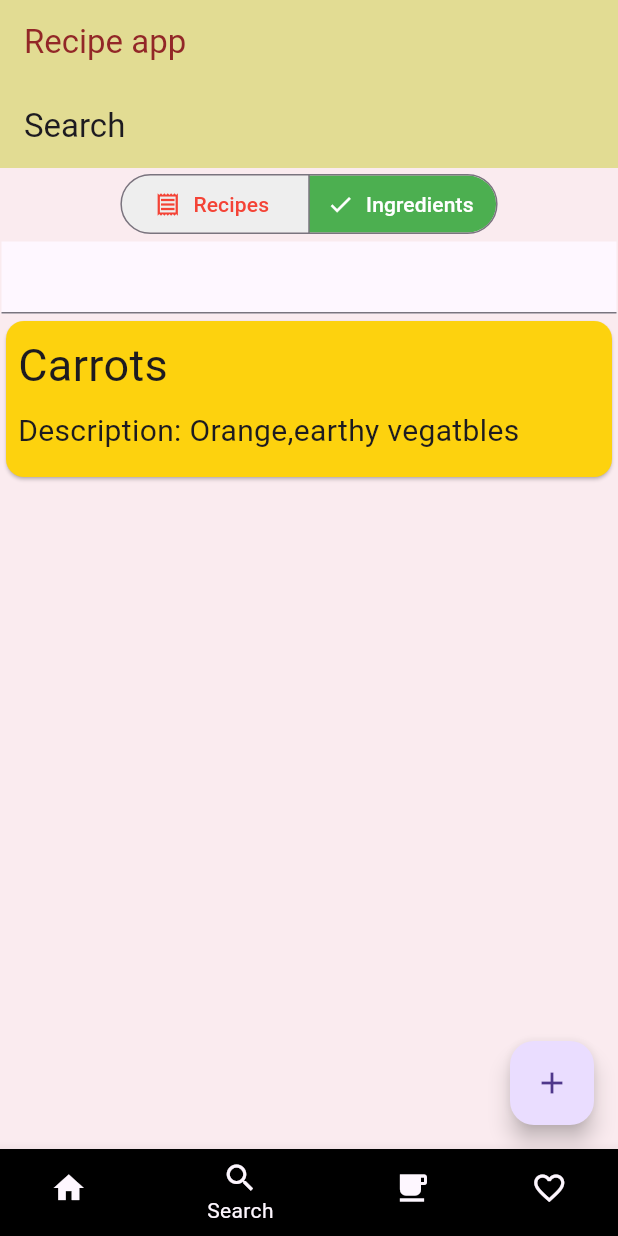
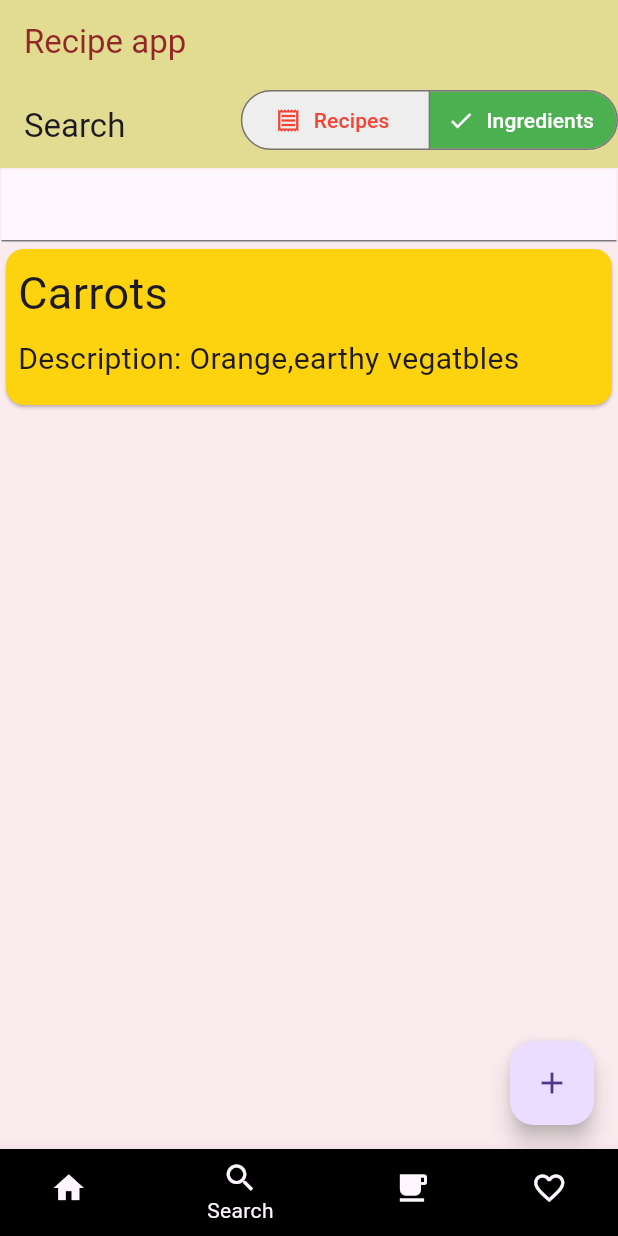
Before and after one commit to Sacolith/recipe_app, a Flutter app: the screen it shows after launch, item 2 of the bottom bar chosen, after a tap on "Ingredients", on a phone screen of 412 x 824 dp. Run offline on Flutter 3.47's test engine with Material 3 defaults, Android fonts, the phone set to English and light mode, and no system bars; our stand-ins replace hive, hive_flutter; accounts and stored records are empty.

Commit message:
cleaned up and optimized code

```diff
--- /dev/null
+++ b/lib/constants/build_card_with_size.dart
@@ -0,0 +1,21 @@
+import 'package:flutter/material.dart';
+import 'package:recipe_app/models/ingredient.dart';
+import 'package:recipe_app/models/recipe.dart';
+import 'package:recipe_app/widget/ingredient_card_info.dart';
+import 'package:recipe_app/widget/recipe_cardinfo.dart';
+
+Widget buildCardWithSizeIngred(BuildContext context, Ingredient ingredient) {
+    return SizedBox(
+      height: MediaQuery.of(context).size.height*0.5,
+      width: MediaQuery.of(context).size.width * 0.5,
+      child: IngredientCardInfo(ingredient:ingredient),
+    );
+  }
+
+   Widget buildCardWithSizeRec(BuildContext context, Recipe recipe) {
+    return SizedBox(
+      height: MediaQuery.of(context).size.height*0.5,
+      width: MediaQuery.of(context).size.width * 0.5,
+      child: RecipeCardinfo(recipe:recipe),
+    );
+  }
--- a/lib/screens/home_screen.dart
+++ b/lib/screens/home_screen.dart
@@ -3,6 +3,7 @@ import 'package:recipe_app/provider/ingredient_provider.dart';
 import 'package:recipe_app/provider/recipe_provider.dart';
 import 'package:recipe_app/screens/ingredients_screen.dart';
 import 'package:recipe_app/screens/recipies_screen.dart';
+import 'package:recipe_app/widget/segbutton.dart';
 
 class HomeScreen extends StatefulWidget{
   const HomeScreen({
@@ -16,7 +17,7 @@ class HomeScreen extends StatefulWidget{
 class _HomeState extends State<HomeScreen>{
   late List rec;
   late List ing;
-  LType changeDisplay=LType.recipies;
+  Searchtype changeDisplay= Searchtype.recipes;
 
 
 @override
@@ -30,29 +31,15 @@ void initState(){
     return Scaffold(
       appBar: AppBar(
         actions: [
-         SegmentedButton<LType>(
-          segments: const<ButtonSegment<LType>>[
-          ButtonSegment<LType>(
-            value: LType.recipies,
-            label: Text('Recipies'),
-            icon: Icon(Icons.receipt)
-          ),
-          ButtonSegment<LType>(
-            value: LType.ingredients,
-            label: Text('Ingredients'),
-            icon: Icon(Icons.food_bank)
-             ),
-         ],
-          selected: <LType>{changeDisplay},
-         onSelectionChanged: (Set<LType> newSelection){
-          setState(() {
-            changeDisplay= newSelection.first;
-          });
-         },
-         )
+         Segbutton(selectedSearchType: changeDisplay,
+          onSelectionChanged: (Searchtype newtype){
+            setState(() {
+              changeDisplay=newtype;
+            });
+          })
       ],) ,
 
-body: changeDisplay== LType.recipies
+body: changeDisplay== Searchtype.recipes
   ?const Stack(
     children: [
       RecipeScreen()
@@ -65,4 +52,3 @@ body: changeDisplay== LType.recipies
     );
   }
 }
-enum LType{recipies,ingredients}
--- a/lib/screens/ingredients_screen.dart
+++ b/lib/screens/ingredients_screen.dart
@@ -1,9 +1,11 @@
 import 'package:flutter/material.dart';
 import 'package:hive/hive.dart';
-import 'package:recipe_app/design/colors.dart';
+import 'package:recipe_app/constants/build_card_with_size.dart';
 import 'package:recipe_app/models/ingredient.dart';
 import 'package:recipe_app/services/ingredient_service.dart';
 import 'package:recipe_app/services/state_service.dart';
+import 'package:recipe_app/widget/ingredient_card_info.dart';
+
 
 class IngredientsScreen extends StatefulWidget{
  const IngredientsScreen({super.key});
@@ -31,7 +33,7 @@ class IngredientState extends State<IngredientsScreen>{
        return GestureDetector(
     child: Hero(
       tag: 'Ingredient-card-${ingredients.id}',
-      child: _cardInfo(ingredients),
+      child: IngredientCardInfo(ingredient:ingredients),
       ),
      onTap: () => Navigator.of(context).push(
               MaterialPageRoute(
@@ -66,39 +68,13 @@ class I_Card extends StatelessWidget{
           flightShuttleBuilder: (flightContext, animation, flightDirection, fromHeroContext, toHeroContext) {
             return ScaleTransition(
               scale:animation.drive(Tween<double>(begin: 1.0, end: 1.1).chain(CurveTween(curve: Curves.easeInOut))),
-              child: _cardInfo(ingredient),
+              child: IngredientCardInfo(ingredient:ingredient),
 
                );
           } ,
-          child: _buildCardWithSize(context,ingredient),
+          child: buildCardWithSizeIngred(context,ingredient),
           ),
         ),
      );
   }
 }
-
-Widget _buildCardWithSize(BuildContext context, Ingredient ingredient) {
-    return SizedBox(
-      height: MediaQuery.of(context).size.height*0.5,
-      width: MediaQuery.of(context).size.width * 0.5,
-      child: _cardInfo(ingredient),
-    );
-  }
-
-Widget _cardInfo(Ingredient ingredient) {
-  return Card(
-    color: Cols.cyber_yellow,
-    child: Padding(
-      padding: const EdgeInsets.all(8.0),
-      child: Column(
-        crossAxisAlignment: CrossAxisAlignment.start,
-        children: [
-          Text(ingredient.name, style: const TextStyle(fontSize: 30)),
-          const SizedBox(height: 8),
-          Text('Description: ${ingredient.description}',style: const TextStyle(fontSize: 20),),
-          const SizedBox(height: 8),
-        ],
-      ),
-    ),
-  );
-}
--- a/lib/screens/recipies_screen.dart
+++ b/lib/screens/recipies_screen.dart
@@ -1,9 +1,10 @@
 import 'package:flutter/material.dart';
 import 'package:hive/hive.dart';
-import 'package:recipe_app/design/colors.dart';
+import 'package:recipe_app/constants/build_card_with_size.dart';
 import 'package:recipe_app/models/recipe.dart';
 import 'package:recipe_app/services/recipe_service.dart';
 import 'package:recipe_app/services/state_service.dart';
+import 'package:recipe_app/widget/recipe_cardinfo.dart';
 
 class RecipeScreen extends StatefulWidget {
   const RecipeScreen({super.key});
@@ -34,7 +35,7 @@ final Box<Recipe> rBoxinstance= Hive.box<Recipe>('recipies');
           return GestureDetector(
             child: Hero(
               tag: 'recipe-card-${recipe.id}',
-              child: _cardInfo(recipe),
+              child: RecipeCardinfo(recipe:recipe),
             ),
             onTap: () => Navigator.of(context).push(
               MaterialPageRoute(
@@ -73,39 +74,13 @@ class R_Card extends StatelessWidget {
           flightShuttleBuilder: (flightContext, animation, direction, fromContext, toContext) {
             return ScaleTransition(
               scale: animation.drive(Tween<double>(begin: 1.0, end: 1.1).chain(CurveTween(curve: Curves.easeInOut))),
-              child: _cardInfo(recipe),
+              child: RecipeCardinfo(recipe:recipe),
             );
           },
-          child: _buildCardWithSize(context, recipe),
+          child: buildCardWithSizeRec(context, recipe),
         ),
       ),
     );
   }
 
-  Widget _buildCardWithSize(BuildContext context, Recipe recipe) {
-    return SizedBox(
-      height: MediaQuery.of(context).size.height*0.5,
-      width: MediaQuery.of(context).size.width * 0.5,
-      child: _cardInfo(recipe),
-    );
-  }
 }
-
-Widget _cardInfo(Recipe recipe) {
-  return Card(
-    color: Cols.cyber_yellow,
-    child: Padding(
-      padding: const EdgeInsets.all(3.0),
-      child: Column(
-        crossAxisAlignment: CrossAxisAlignment.start,
-        children: [
-          Text(recipe.title, style: const TextStyle(fontSize: 30)),
-          const SizedBox(height: 8),
-          Text('Description: ${recipe.description}',style: const TextStyle(fontSize: 20),),
-          const SizedBox(height: 8),
-          Text('Prep Time: ${recipe.prepTime}', style: const TextStyle(fontSize: 17),),
-        ],
-      ),
-    ),
-  );
-}
--- a/lib/screens/search.dart
+++ b/lib/screens/search.dart
@@ -1,6 +1,5 @@
 import 'package:flutter/material.dart';
 import 'package:provider/provider.dart';
-import 'package:recipe_app/design/colors.dart';
 import 'package:recipe_app/models/ingredient.dart';
 import 'package:recipe_app/models/recipe.dart';
 import 'package:recipe_app/screens/ingredients_screen.dart';
@@ -8,6 +7,9 @@ import 'package:recipe_app/screens/recipies_screen.dart';
 import 'package:recipe_app/services/ingredient_service.dart';
 import 'package:recipe_app/services/recipe_service.dart';
 import 'package:recipe_app/services/state_service.dart';
+import 'package:recipe_app/widget/ingredient_card_info.dart';
+import 'package:recipe_app/widget/recipe_cardinfo.dart';
+import 'package:recipe_app/widget/segbutton.dart';
 
 // this projects search features was influenced by flutter sample: https://github.com/flutter/samples/tree/master_archived/veggieseasons
 class Search extends StatefulWidget {
@@ -66,7 +68,6 @@ class _SearchState extends State<Search> with RestorationMixin {
    final recMod=Provider.of<StaServ>(context);
    final recServ= RecipeService(context: context,
     recipeBox: recMod.recipeBox);
-    final RecipeScreen rScreen;
     if (recipes.isEmpty) {
       return Column(
         children: [
@@ -95,7 +96,7 @@ class _SearchState extends State<Search> with RestorationMixin {
       return GestureDetector(
         child: Hero(
           tag: 'recipe-card-${recipe.id}',
-          child: _cardInfo(recipe),
+          child: RecipeCardinfo(recipe:recipe),
         ),
         onTap: () => Navigator.of(context).push(
           MaterialPageRoute(
@@ -106,28 +107,7 @@ class _SearchState extends State<Search> with RestorationMixin {
     },
   );
   }
-//im too tired to pass this through the other way
 
-
-Widget _cardInfo(Recipe recipe) {
-  return Card(
-    color: Cols.cyber_yellow,
-    child: Padding(
-      padding: const EdgeInsets.all(3.0),
-      child: Column(
-        crossAxisAlignment: CrossAxisAlignment.start,
-        children: [
-          Text(recipe.title, style: const TextStyle(fontSize: 30)),
-          const SizedBox(height: 8),
-          Text('Description: ${recipe.description}',style: const TextStyle(fontSize: 20),),
-          const SizedBox(height: 8),
-          Text('Prep Time: ${recipe.prepTime}', style: const TextStyle(fontSize: 17),),
-
-        ],
-      ),
-    ),
-  );
-}
 
      Widget _ingredientSearchResults(List<Ingredient> ingredients){
       final ingreMod= Provider.of<IngredServ>(context);
@@ -159,7 +139,7 @@ Widget _cardInfo(Recipe recipe) {
            return GestureDetector(
             child: Hero(
               tag: 'Ingredient-card-${ingredient.id}',
-             child: _IngcardInfo(ingredient),
+             child: IngredientCardInfo(ingredient:ingredient),
               ),
               onTap: ()=> Navigator.of(context).push(
                 MaterialPageRoute(
@@ -169,25 +149,6 @@ Widget _cardInfo(Recipe recipe) {
         }
         );
     }
-
-Widget _IngcardInfo(Ingredient ingredient) {
-  return Card(
-    color: Cols.cyber_yellow,
-    child: Padding(
-      padding: const EdgeInsets.all(8.0),
-      child: Column(
-        crossAxisAlignment: CrossAxisAlignment.start,
-        children: [
-          Text(ingredient.name, style: const TextStyle(fontSize: 30)),
-          const SizedBox(height: 8),
-          Text('Description: ${ingredient.description}',style: const TextStyle(fontSize: 20),),
-          const SizedBox(height: 8),
-        ],
-      ),
-    ),
-  );
-}
-
   @override
 Widget build(BuildContext context) {
   final recipeModel = Provider.of<StaServ>(context);
@@ -201,51 +162,31 @@ Widget build(BuildContext context) {
       context: context,
       ingredientBox: ingredientModel.ingredientBox
       );
-
-
   return Scaffold(
     appBar: AppBar(
       title: const Text('Search'),
-
-    ),
-    body: SafeArea(
-      bottom: false,
-      child: Column(
-        children: [
-          SegmentedButton<Searchtype>(
-            style: SegmentedButton.styleFrom(
-              backgroundColor: Colors.grey[200],
-              foregroundColor: Colors.red,
-              selectedForegroundColor: Colors.white,
-              selectedBackgroundColor: Colors.green,
-            ),
-            segments: const <ButtonSegment<Searchtype>>[
-              ButtonSegment<Searchtype>(
-                value: Searchtype.recipes,
-                label: Text('Recipes'),
-                icon: Icon(Icons.receipt_outlined),
-              ),
-              ButtonSegment<Searchtype>(
-                value: Searchtype.ingredients,
-                label: Text('Ingredients'),
-                icon: Icon(Icons.food_bank),
-              ),
-            ],
-            selected: <Searchtype>{recipeSearch},
-            onSelectionChanged: (Set<Searchtype> newSelection) {
+     actions: [
+       Segbutton(
+         selectedSearchType: recipeSearch,
+          onSelectionChanged: (Searchtype newType) {
             setState(() {
-                recipeSearch = newSelection.first;
+              recipeSearch = newType;
             });
           },
+       )
+     ],
     ),
+    body: Column(
+      children: [
         _searchBox(),
         Expanded(
             child: recipeSearch == Searchtype.recipes
                 ? _recipeSearchResults(recipeModel.searchRecipe(terms))
                 : _ingredientSearchResults(ingredientModel.searchIngredient(terms)),
           ),
+
       ],
-      ),
+
     ),
     floatingActionButton: recipeSearch == Searchtype.recipes
           ? FloatingActionButton(
@@ -264,8 +205,7 @@ Widget build(BuildContext context) {
             },
             tooltip: 'Add Ingredient',
             child: const Icon(Icons.add),
-            )
+            ),
   );
 }
 }
-enum Searchtype{ ingredients, recipes}
--- /dev/null
+++ b/lib/widget/ingredient_card_info.dart
@@ -0,0 +1,29 @@
+import 'package:flutter/material.dart';
+import 'package:recipe_app/design/colors.dart';
+import 'package:recipe_app/models/ingredient.dart';
+
+class IngredientCardInfo extends StatelessWidget{
+  final Ingredient ingredient;
+  const IngredientCardInfo({
+    super.key,required this.ingredient
+  });
+
+  @override
+  Widget build(BuildContext context){
+    return Card(
+    color: Cols.cyber_yellow,
+    child: Padding(
+      padding: const EdgeInsets.all(8.0),
+      child: Column(
+        crossAxisAlignment: CrossAxisAlignment.start,
+        children: [
+          Text(ingredient.name, style: const TextStyle(fontSize: 30)),
+          const SizedBox(height: 8),
+          Text('Description: ${ingredient.description}',style: const TextStyle(fontSize: 20),),
+          const SizedBox(height: 8),
+        ],
+      ),
+    ),
+  );
+  }
+}
--- /dev/null
+++ b/lib/widget/recipe_cardinfo.dart
@@ -0,0 +1,27 @@
+import 'package:flutter/material.dart';
+import 'package:recipe_app/design/colors.dart';
+import 'package:recipe_app/models/recipe.dart';
+
+class RecipeCardinfo extends StatelessWidget{
+  final Recipe recipe;
+  const RecipeCardinfo({super.key,required this.recipe});
+  @override
+  Widget build(BuildContext context){
+    return Card(
+    color: Cols.cyber_yellow,
+    child: Padding(
+      padding: const EdgeInsets.all(3.0),
+      child: Column(
+        crossAxisAlignment: CrossAxisAlignment.start,
+        children: [
+          Text(recipe.title, style: const TextStyle(fontSize: 30)),
+          const SizedBox(height: 8),
+          Text('Description: ${recipe.description}',style: const TextStyle(fontSize: 20),),
+          const SizedBox(height: 8),
+          Text('Prep Time: ${recipe.prepTime}', style: const TextStyle(fontSize: 17),),
+        ],
+      ),
+    ),
+  );
+  }
+}
--- /dev/null
+++ b/lib/widget/segbutton.dart
@@ -0,0 +1,54 @@
+import 'package:flutter/material.dart';
+
+class Segbutton extends StatefulWidget {
+  final Searchtype selectedSearchType;
+  final ValueChanged<Searchtype> onSelectionChanged;
+
+  const Segbutton({
+    super.key,
+    required this.selectedSearchType,
+    required this.onSelectionChanged,
+  });
+
+  @override
+  State<Segbutton> createState() => SegbuttonState();
+}
+
+class SegbuttonState extends State<Segbutton> {
+  @override
+  Widget build(BuildContext context) {
+    return SafeArea(
+      bottom: false,
+      child: Column(
+        children: [
+          SegmentedButton<Searchtype>(
+            style: SegmentedButton.styleFrom(
+              backgroundColor: Colors.grey[200],
+              foregroundColor: Colors.red,
+              selectedForegroundColor: Colors.white,
+              selectedBackgroundColor: Colors.green,
+            ),
+            segments: const <ButtonSegment<Searchtype>>[
+              ButtonSegment<Searchtype>(
+                value: Searchtype.recipes,
+                label: Text('Recipes'),
+                icon: Icon(Icons.receipt_outlined),
+              ),
+              ButtonSegment<Searchtype>(
+                value: Searchtype.ingredients,
+                label: Text('Ingredients'),
+                icon: Icon(Icons.food_bank),
+              ),
+            ],
+            selected: <Searchtype>{widget.selectedSearchType},
+            onSelectionChanged: (Set<Searchtype> newSelection) {
+              widget.onSelectionChanged(newSelection.first);
+            },
+          ),
+        ],
+      ),
+    );
+  }
+}
+
+enum Searchtype { ingredients, recipes }
```
Lines whose indentation alone changed are shown as unchanged.
